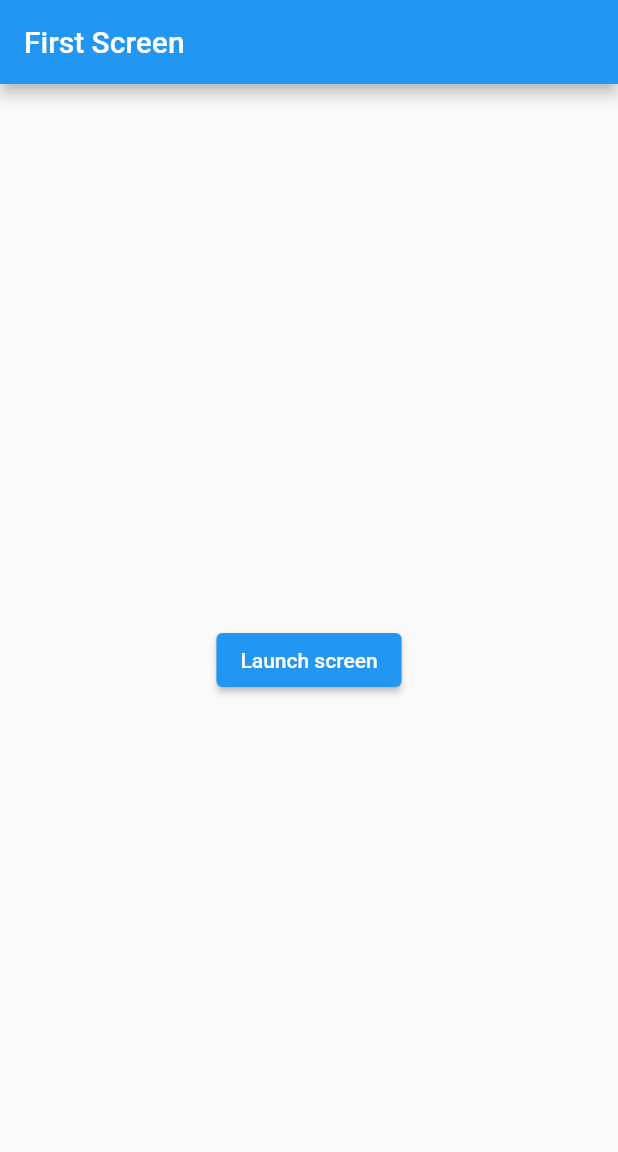
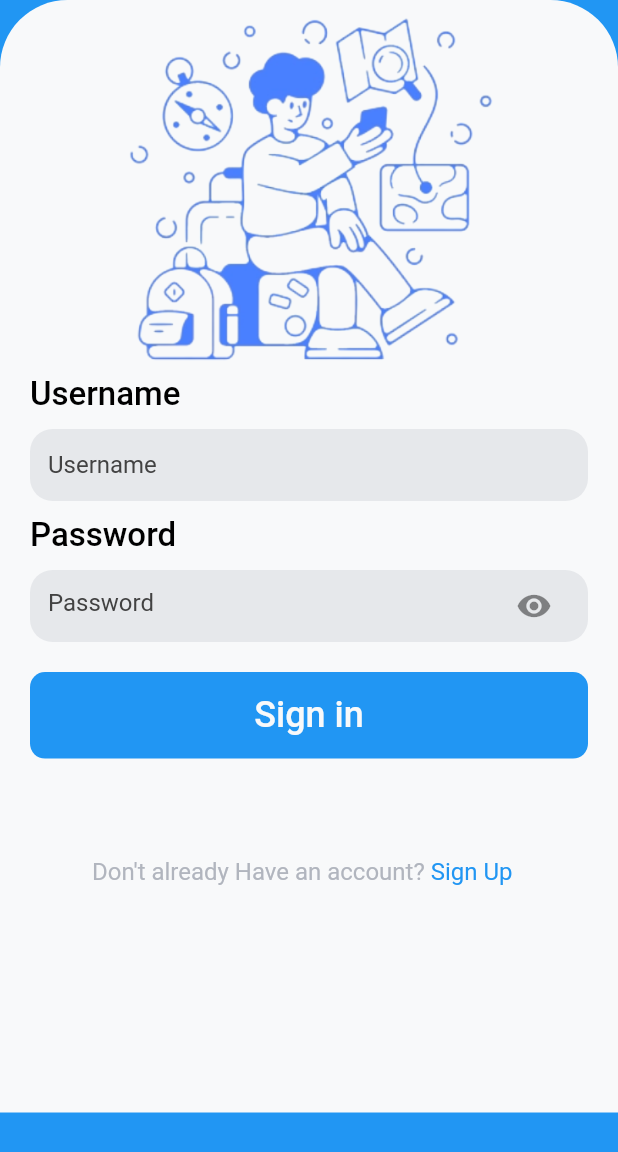
Before and after one commit to zackysh-oldrepos/InterSMeet_Flutterv2, a Flutter app: the screen it shows after launch, after a tap on "Launch screen", on a phone screen of 412 x 824 dp. Shown: the top 1152 px of the screen. Run offline on Flutter 3.47's test engine with Material 2 defaults, Android fonts, the phone set to English and light mode, and no system bars; our stand-ins replace flutter_secure_storage, get_it.

```diff
--- /dev/null
+++ b/lib/core/constants/theme.dart
@@ -0,0 +1,9 @@
+import 'dart:ui';
+
+Color lightsky = const Color(0xFFA6C0FF);
+Color whiteshade = const Color(0xFFF8F9FA);
+Color blue = const Color(0xFF1137FF);
+Color lightblueshade = const Color(0xFF758CC8);
+Color grayshade = const Color(0xFF9FA4AF);
+Color lightblue = const Color(0xFF4B68D1);
+Color blackshade = const Color(0xFF555555);
--- a/lib/core/routes/routes.dart
+++ b/lib/core/routes/routes.dart
@@ -1,8 +1,10 @@
 import 'package:flutter/material.dart';
+import 'package:intersmeet/ui/sign_in/sign_in_view.dart';
 import 'package:intersmeet/ui/welcome/welcome_view.dart';
 
 Map<String, WidgetBuilder> getApplicationRoutes() {
   return <String, WidgetBuilder>{
-    '/': (BuildContext context) => const WelcomeView()
+    '/': (context) => const WelcomeView(),
+    'sign-in': (context) => const SignInView(),
   };
 }
--- a/lib/ui/sign_in/sign_in_view.dart
+++ b/lib/ui/sign_in/sign_in_view.dart
@@ -0,0 +1,333 @@
+import 'package:flutter/cupertino.dart';
+import 'package:flutter/gestures.dart';
+import 'package:flutter/material.dart';
+import 'package:intersmeet/core/constants/theme.dart';
+
+class SignInView extends StatelessWidget {
+  const SignInView({Key? key}) : super(key: key);
+
+  @override
+  Widget build(BuildContext context) {
+    var positioned = Positioned(
+      // top: MediaQuery.of(context).size.height * 0.10,
+      child: Container(
+        height: MediaQuery.of(context).size.height * 0.9,
+        width: MediaQuery.of(context).size.width,
+        decoration: BoxDecoration(
+            color: whiteshade,
+            borderRadius: const BorderRadius.only(
+                topLeft: Radius.circular(45), topRight: Radius.circular(45))),
+        child: Column(
+          crossAxisAlignment: CrossAxisAlignment.start,
+          children: [
+            Container(
+              height: 250,
+              width: MediaQuery.of(context).size.width * 0.8,
+              margin: EdgeInsets.only(
+                  left: MediaQuery.of(context).size.width * 0.09),
+              child: Image.asset("assets/login.png"),
+            ),
+            InputField(headerText: "Username", hintTexti: "Username"),
+            const SizedBox(
+              height: 10,
+            ),
+            // InputField(
+            //   headerText: "Email",
+            //   hintTexti: "dion@example.com",
+            //   visible: false,
+            // ),
+            // const SizedBox(
+            //   height: 10,
+            // ),
+            InputFieldPassword(
+                headerText: "Password", hintTexti: "At least 8 Charecter"),
+            // Row( // TODO possible implementation
+            //   mainAxisAlignment: MainAxisAlignment.spaceBetween,
+            //   children: [
+            //     const CheckerBox(),
+            //     Container(
+            //       margin: const EdgeInsets.only(right: 20),
+            //       child: InkWell(
+            //         onTap: () {},
+            //         child: Text(
+            //           "Forgot Password?",
+            //           style: TextStyle(
+            //               color: blue.withOpacity(0.7),
+            //               fontWeight: FontWeight.w500),
+            //         ),
+            //       ),
+            //     ),
+            //   ],
+            // ),
+            const SizedBox(height: 20),
+            InkWell(
+              onTap: () {},
+              child: Container(
+                width: MediaQuery.of(context).size.width,
+                height: MediaQuery.of(context).size.height * 0.07,
+                margin: const EdgeInsets.only(left: 20, right: 20),
+                decoration: BoxDecoration(
+                    color: Colors.blue,
+                    borderRadius: const BorderRadius.all(Radius.circular(10))),
+                child: Center(
+                  child: Text(
+                    "Sign in",
+                    style: TextStyle(
+                        fontSize: 24,
+                        fontWeight: FontWeight.w500,
+                        color: whiteshade),
+                  ),
+                ),
+              ),
+            ),
+            Container(
+              margin: EdgeInsets.only(
+                  left: MediaQuery.of(context).size.width * 0.149,
+                  top: MediaQuery.of(context).size.height * 0.08),
+              child: Text.rich(
+                TextSpan(
+                    text: "Don't already Have an account? ",
+                    style: TextStyle(
+                        color: grayshade.withOpacity(0.8), fontSize: 16),
+                    children: [
+                      TextSpan(
+                          text: "Sign Up",
+                          style:
+                              const TextStyle(color: Colors.blue, fontSize: 16),
+                          recognizer: TapGestureRecognizer()
+                            ..onTap = () {
+                              Navigator.pushReplacement(
+                                  context,
+                                  MaterialPageRoute(
+                                      builder: (context) =>
+                                          const SignInView()));
+                            }),
+                    ]),
+              ),
+            ),
+          ],
+        ),
+      ),
+    );
+    var stack = Stack(
+      children: <Widget>[
+        Container(
+          // height: MediaQuery.of(context).size.height,
+          // width: MediaQuery.of(context).size.width,
+          color: Colors.blue,
+        ),
+        const TopSginin(),
+        positioned,
+      ],
+    );
+    var stack2 = Stack(
+      children: [
+        Container(
+          alignment: Alignment.bottomCenter,
+          child: const TextField(),
+        )
+      ],
+    );
+    return Scaffold(
+      body: SafeArea(
+        child: stack,
+      ),
+    );
+  }
+}
+
+class CheckerBox extends StatefulWidget {
+  const CheckerBox({
+    Key? key,
+  }) : super(key: key);
+
+  @override
+  State<CheckerBox> createState() => _CheckerBoxState();
+}
+
+class _CheckerBoxState extends State<CheckerBox> {
+  bool? isCheck;
+  @override
+  void initState() {
+    // TODO: implement initState
+    isCheck = false;
+    super.initState();
+  }
+
+  @override
+  Widget build(BuildContext context) {
+    return Container(
+      margin: const EdgeInsets.only(left: 12),
+      child: Row(
+        mainAxisAlignment: MainAxisAlignment.start,
+        children: [
+          Checkbox(
+              value: isCheck,
+              checkColor: whiteshade, // color of tick Mark
+              activeColor: Colors.blue,
+              onChanged: (val) {
+                setState(() {
+                  isCheck = val!;
+                  print(isCheck);
+                });
+              }),
+          Text.rich(
+            TextSpan(
+              text: "Remember me",
+              style: TextStyle(color: grayshade.withOpacity(0.8), fontSize: 16),
+            ),
+          ),
+        ],
+      ),
+    );
+  }
+}
+
+// ignore: must_be_immutable
+class InputField extends StatelessWidget {
+  String headerText;
+  String hintTexti;
+  InputField({Key? key, required this.headerText, required this.hintTexti})
+      : super(key: key);
+
+  @override
+  Widget build(BuildContext context) {
+    return Column(
+      crossAxisAlignment: CrossAxisAlignment.start,
+      children: [
+        Container(
+          margin: const EdgeInsets.only(
+            left: 20,
+            right: 20,
+            bottom: 10,
+          ),
+          child: Text(
+            headerText,
+            style: const TextStyle(
+                color: Colors.black, fontSize: 22, fontWeight: FontWeight.w500),
+          ),
+        ),
+        Container(
+            margin: const EdgeInsets.only(left: 20, right: 20),
+            decoration: BoxDecoration(
+              color: grayshade.withOpacity(0.2),
+              borderRadius: BorderRadius.circular(15),
+            ),
+            child: Padding(
+              padding: const EdgeInsets.symmetric(horizontal: 12.0),
+              child: TextField(
+                style: TextStyle(color: Colors.grey[700]),
+                decoration: InputDecoration(
+                    border: InputBorder.none,
+                    hintText: 'Username',
+                    hintStyle: TextStyle(color: Colors.grey[800])),
+              ),
+            )
+            //IntrinsicHeight
+
+            ),
+        // SizedBox(
+        //   height: MediaQuery.of(context).viewInsets.bottom,
+        // ),
+      ],
+    );
+  }
+}
+
+class InputFieldPassword extends StatefulWidget {
+  String headerText;
+  String hintTexti;
+
+  InputFieldPassword(
+      {Key? key, required this.headerText, required this.hintTexti})
+      : super(key: key);
+
+  @override
+  State<InputFieldPassword> createState() => _InputFieldPasswordState();
+}
+
+class _InputFieldPasswordState extends State<InputFieldPassword> {
+  bool _visible = true;
+
+  @override
+  Widget build(BuildContext context) {
+    return Column(
+      crossAxisAlignment: CrossAxisAlignment.start,
+      children: [
+        Container(
+          margin: const EdgeInsets.only(
+            left: 20,
+            right: 20,
+            bottom: 10,
+          ),
+          child: Text(
+            widget.headerText,
+            style: const TextStyle(
+                color: Colors.black, fontSize: 22, fontWeight: FontWeight.w500),
+          ),
+        ),
+        Container(
+          margin: const EdgeInsets.only(left: 20, right: 20),
+          decoration: BoxDecoration(
+            color: grayshade.withOpacity(0.2),
+            // border: Border.all(
+            //   width: 1,
+            // ),
+            borderRadius: BorderRadius.circular(15),
+          ),
+          child: Padding(
+            padding: const EdgeInsets.symmetric(horizontal: 12.0),
+            child: TextField(
+              obscureText: _visible,
+              decoration: InputDecoration(
+                  hintText: 'Password',
+                  hintStyle: TextStyle(color: Colors.grey[800]),
+                  border: InputBorder.none,
+                  suffixIcon: IconButton(
+                      icon: Icon(
+                          _visible ? Icons.visibility : Icons.visibility_off),
+                      onPressed: () {
+                        setState(() {
+                          _visible = !_visible;
+                        });
+                      })),
+            ),
+          ),
+        ),
+      ],
+    );
+  }
+}
+
+class TopSginin extends StatelessWidget {
+  const TopSginin({
+    Key? key,
+  }) : super(key: key);
+
+  @override
+  Widget build(BuildContext context) {
+    return Container(
+      margin: const EdgeInsets.only(top: 15, left: 20),
+      child: Row(
+        mainAxisAlignment: MainAxisAlignment.start,
+        crossAxisAlignment: CrossAxisAlignment.start,
+        children: [
+          ElevatedButton(
+              onPressed: () => {Navigator.pop(context)},
+              child: Icon(
+                Icons.arrow_back_sharp,
+                color: whiteshade,
+                size: 40,
+              )),
+          const SizedBox(
+            width: 15,
+          ),
+          Text(
+            "Sign In",
+            style: TextStyle(color: whiteshade, fontSize: 25),
+          )
+        ],
+      ),
+    );
+  }
+}
--- a/lib/ui/welcome/welcome_view.dart
+++ b/lib/ui/welcome/welcome_view.dart
@@ -6,18 +6,135 @@ class WelcomeView extends StatelessWidget {
 
   @override
   Widget build(BuildContext context) {
-    return Scaffold(
-      appBar: AppBar(
-        title: const Text('First Screen'),
-      ),
-      body: Center(
-        child: ElevatedButton(
-          onPressed: () {
-            // Navigate to the second screen when tapped.
-          },
-          child: const Text('Launch screen'),
-        ),
+    var logo = Container(
+      alignment: Alignment.topCenter,
+      margin: const EdgeInsets.only(top: 100),
+      child: const Image(
+        image: AssetImage('assets/logo-white.png'),
+        width: 350,
       ),
     );
+
+    var nextButton = Container(
+      alignment: Alignment.bottomCenter,
+      margin: const EdgeInsets.only(bottom: 20.0, left: 15, right: 15),
+      child: ElevatedButton.icon(
+        label: const Text(
+          'Launch screen',
+          style: TextStyle(fontSize: 20),
+        ),
+        icon: const Icon(
+          Icons.arrow_forward_ios,
+          color: Colors.white,
+          size: 24.0,
+        ),
+        onPressed: () {
+          Navigator.pushNamed(context, 'sign-in');
+        },
+        style: ElevatedButton.styleFrom(
+            minimumSize: const Size.fromHeight(40), primary: Colors.black),
+      ),
+    );
+
+    return Scaffold(
+        backgroundColor: Colors.blue,
+        body: SafeArea(
+          child: Stack(
+            children: [
+              logo,
+              Container(
+                margin: const EdgeInsets.only(top: 350, right: 5, left: 5),
+                child: Row(
+                  children: [
+                    Expanded(
+                      child: Container(
+                        decoration: const BoxDecoration(
+                          color: Colors.white,
+                          borderRadius: BorderRadius.only(
+                              bottomLeft: Radius.circular(20),
+                              topLeft: Radius.circular(20)),
+                        ),
+                        padding: const EdgeInsets.only(bottom: 15),
+                        height: 160,
+                        child: Column(
+                          crossAxisAlignment: CrossAxisAlignment.center,
+                          children: [
+                            Expanded(
+                                flex: 3,
+                                child: Container(
+                                  alignment: Alignment.center,
+                                  child: const Text(
+                                    "+3k Companies Offering Intership",
+                                    style: TextStyle(
+                                      fontSize: 24,
+                                    ),
+                                    textAlign: TextAlign.center,
+                                  ),
+                                )),
+                            Expanded(
+                                flex: 2,
+                                child: Container(
+                                  alignment: Alignment.center,
+                                  child: const Icon(
+                                    Icons.badge_outlined,
+                                    color: Colors.black,
+                                    size: 54.0,
+                                  ),
+                                )),
+                          ],
+                        ),
+                      ),
+                    ),
+                    Expanded(
+                      child: Container(
+                        decoration: const BoxDecoration(
+                          color: Colors.black,
+                          borderRadius: BorderRadius.only(
+                              bottomRight: Radius.circular(20),
+                              topRight: Radius.circular(20)),
+                        ),
+                        padding: const EdgeInsets.only(bottom: 15),
+                        height: 160,
+                        child: Column(
+                          crossAxisAlignment: CrossAxisAlignment.center,
+                          children: [
+                            Expanded(
+                                flex: 3,
+                                child: Container(
+                                  alignment: Alignment.center,
+                                  child: const Text(
+                                    "+3k Companies Offering Intership",
+                                    style: TextStyle(
+                                        fontSize: 24, color: Colors.white),
+                                    textAlign: TextAlign.center,
+                                  ),
+                                )),
+                            Expanded(
+                                flex: 2,
+                                child: Container(
+                                  alignment: Alignment.center,
+                                  child: const Icon(
+                                    Icons.badge_outlined,
+                                    color: Colors.white,
+                                    size: 54.0,
+                                  ),
+                                )),
+                          ],
+                        ),
+                      ),
+                    ),
+                  ],
+                ),
+              ),
+              nextButton,
+            ],
+          ),
+        ));
   }
 }
+
+/*
+
+
+
+*/
--- a/pubspec.yaml
+++ b/pubspec.yaml
@@ -60,9 +60,8 @@ flutter:
   uses-material-design: true
 
   # To add assets to your application, add an assets section, like this:
-  # assets:
-  #   - images/a_dot_burr.jpeg
-  #   - images/a_dot_ham.jpeg
+  assets:
+    - assets/
 
   # An image asset can refer to one or more resolution-specific "variants", see
   # https://flutter.dev/assets-and-images/#resolution-aware.
```
Also changed, not shown: assets/login.png (added), assets/logo-black.png (added), assets/logo-mini-white.png (added), assets/logo-miniblack.png (added), assets/logo-white.png (added).
